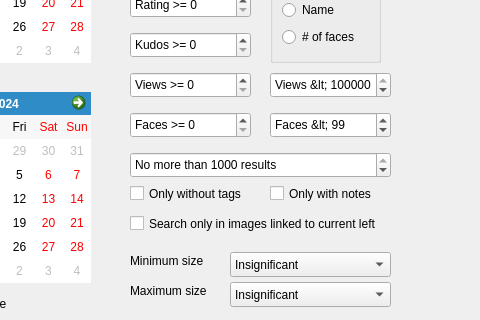
This is milla-view/searchform.ui in matrixsmaster/MILLA as Qt 5 draws it before an edit; both pictures show x 150 to 630 and y 158 to 478 of the 630 by 478 pixel window. The edited form follows.
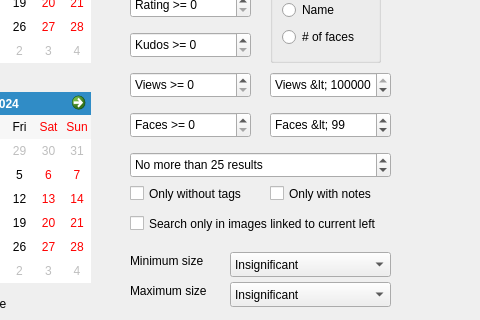
This is the edited form.

Diff of the .ui file:
```diff
--- a/milla-view/searchform.ui
+++ b/milla-view/searchform.ui
@@ -558,10 +558,10 @@
     <number>1</number>
    </property>
    <property name="maximum">
-    <number>1000</number>
+    <number>300</number>
    </property>
    <property name="value">
-    <number>1000</number>
+    <number>25</number>
    </property>
   </widget>
  </widget>
```
